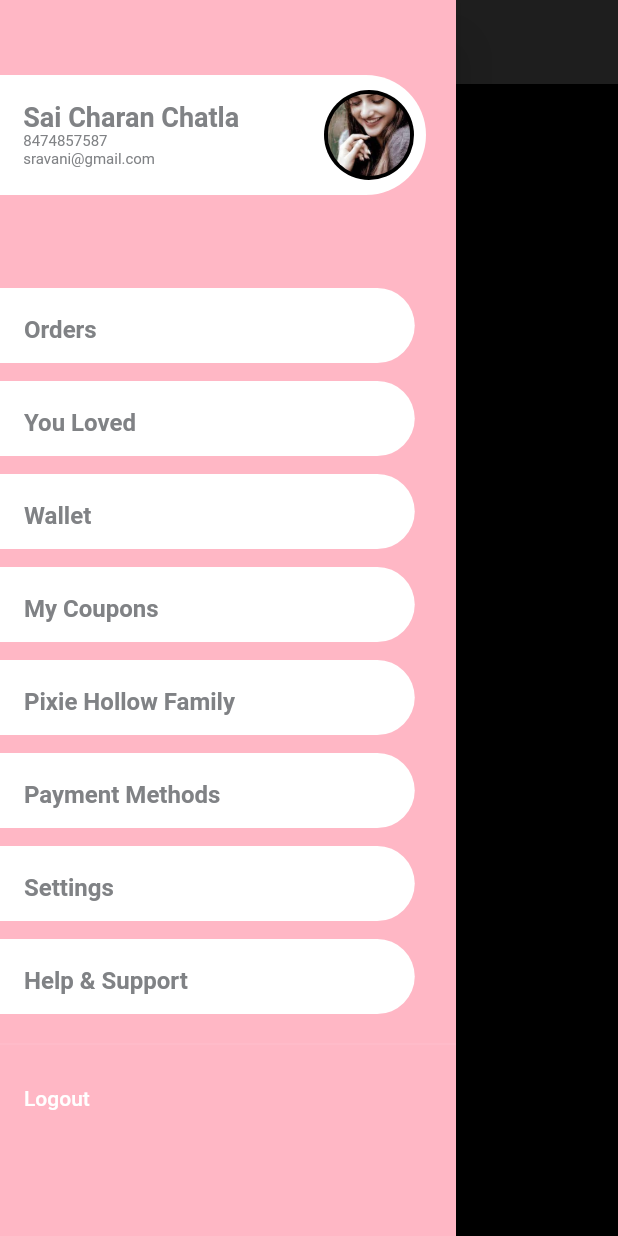
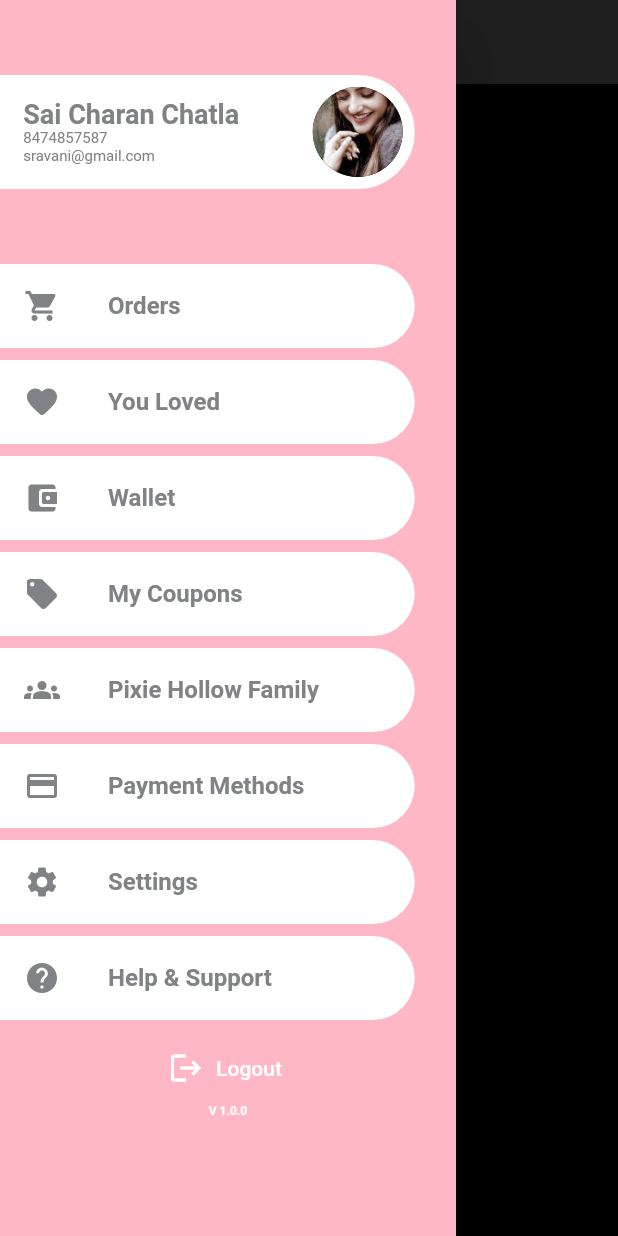
Before and after one commit to Saaiiikrishna/pixie_hollow, a Flutter app: the CouponsView screen opened by its route, with the side drawer open, on a phone screen of 412 x 824 dp. Run offline on Flutter 3.47's test engine with Material 2 defaults, Android fonts, the phone set to English and light mode, and no system bars; our stand-ins replace auth_buttons, cloud_firestore, firebase_core, freezed_annotation, logger, stacked and 2 more; missing offline and left inert: stacked_firebase_auth; accounts and stored records are empty.

Commit message:
Drawer almost complete

```diff
--- a/lib/utils/widgets/navbar.dart
+++ b/lib/utils/widgets/navbar.dart
@@ -1,7 +1,6 @@
 import 'package:flutter/material.dart';
 import 'package:pixiehollow/app/app.locator.dart';
 import 'package:pixiehollow/app/app.router.dart';
-import 'package:pixiehollow/utils/widgets/label.dart';
 import 'package:stacked_services/stacked_services.dart';
 
 class Navbar extends StatelessWidget {
@@ -41,17 +40,20 @@ class Navbar extends StatelessWidget {
         backgroundColor: const Color.fromRGBO(255, 183, 197, 1),
         child: ListView(
           children: [
-            const SizedBox(
-              height: 50.0,
-            ),
             Padding(
-              padding: const EdgeInsets.fromLTRB(0, 0, 12.0, 0),
+              padding: const EdgeInsets.only(top: 50, bottom: 50),
               child: Column(
                 children: [
-                  Label(
-                    height: 80,
-                    padding: 8,
-                    radius: 40,
+                  Padding(
+                    padding: const EdgeInsets.only(right: 27.5),
+                    child: Container(
+                      decoration: const BoxDecoration(
+                        color: Colors.white,
+                        borderRadius: BorderRadius.only(
+                          topRight: Radius.circular(40),
+                          bottomRight: Radius.circular(40),
+                        ),
+                      ),
                       child: Row(
                         mainAxisAlignment: MainAxisAlignment.spaceBetween,
                         children: [
@@ -113,7 +115,7 @@ class Navbar extends StatelessWidget {
                             ),
                           ),
                           Padding(
-                          padding: const EdgeInsets.all(8.0),
+                            padding: const EdgeInsets.all(8),
                             child: Column(
                               mainAxisAlignment: MainAxisAlignment.center,
                               crossAxisAlignment: CrossAxisAlignment.start,
@@ -127,8 +129,8 @@ class Navbar extends StatelessWidget {
                                     child: ClipOval(
                                       child: Image.asset(
                                         'assets/images/img1.jpeg',
-                                      width: 55,
-                                      height: 55,
+                                        width: 60,
+                                        height: 60,
                                         fit: BoxFit.cover,
                                       ),
                                     ),
@@ -140,16 +142,12 @@ class Navbar extends StatelessWidget {
                         ],
                       ),
                     ),
-                  const SizedBox(
-                    height: 50.0,
                   ),
                 ],
               ),
             ),
-            Label(
-              radius: 25.0,
-              height: 50,
-              padding: 27.5,
+            Padding(
+              padding: const EdgeInsets.only(right: 27.5, bottom: 8),
               child: ListTile(
                 title: const Text(
                   'Orders',
@@ -166,12 +164,26 @@ class Navbar extends StatelessWidget {
                 onTap: () {
                   _navigationService.navigateToOrdersView();
                 },
+                tileColor: Colors.white,
+                shape: const RoundedRectangleBorder(
+                  borderRadius: BorderRadius.only(
+                    topRight: Radius.circular(40),
+                    bottomRight: Radius.circular(40),
                   ),
                 ),
-            Label(
-              height: 50,
-              padding: 27.5,
-              radius: 25,
+                leading: const Icon(
+                  Icons.shopping_cart,
+                  color: Color.fromRGBO(
+                    128,
+                    130,
+                    133,
+                    1,
+                  ),
+                ),
+              ),
+            ),
+            Padding(
+              padding: const EdgeInsets.only(right: 27.5, bottom: 8),
               child: ListTile(
                 title: const Text(
                   'You Loved',
@@ -188,12 +200,26 @@ class Navbar extends StatelessWidget {
                 onTap: () {
                   _navigationService.navigateToYouLovedView();
                 },
+                tileColor: Colors.white,
+                shape: const RoundedRectangleBorder(
+                  borderRadius: BorderRadius.only(
+                    topRight: Radius.circular(40),
+                    bottomRight: Radius.circular(40),
                   ),
                 ),
-            Label(
-              height: 50,
-              padding: 27.5,
-              radius: 25,
+                leading: const Icon(
+                  Icons.favorite_rounded,
+                  color: Color.fromRGBO(
+                    128,
+                    130,
+                    133,
+                    1,
+                  ),
+                ),
+              ),
+            ),
+            Padding(
+              padding: const EdgeInsets.only(right: 27.5, bottom: 8),
               child: ListTile(
                 title: const Text(
                   'Wallet',
@@ -210,12 +236,27 @@ class Navbar extends StatelessWidget {
                 onTap: () {
                   _navigationService.navigateToWalletView();
                 },
+                tileColor: Colors.white,
+                shape: const RoundedRectangleBorder(
+                  borderRadius: BorderRadius.only(
+                    topRight: Radius.circular(40),
+                    bottomRight: Radius.circular(40),
                   ),
                 ),
-            Label(
-              height: 50,
-              padding: 27.5,
-              radius: 25,
+                leading: const Icon(
+                  Icons.account_balance_wallet_rounded,
+                  // Icons.wallet,
+                  color: Color.fromRGBO(
+                    128,
+                    130,
+                    133,
+                    1,
+                  ),
+                ),
+              ),
+            ),
+            Padding(
+              padding: const EdgeInsets.only(right: 27.5, bottom: 8),
               child: ListTile(
                 title: const Text(
                   'My Coupons',
@@ -232,12 +273,26 @@ class Navbar extends StatelessWidget {
                 onTap: () {
                   _navigationService.navigateToCouponsView();
                 },
+                tileColor: Colors.white,
+                shape: const RoundedRectangleBorder(
+                  borderRadius: BorderRadius.only(
+                    topRight: Radius.circular(40),
+                    bottomRight: Radius.circular(40),
                   ),
                 ),
-            Label(
-              height: 50,
-              padding: 27.5,
-              radius: 25,
+                leading: const Icon(
+                  Icons.local_offer,
+                  color: Color.fromRGBO(
+                    128,
+                    130,
+                    133,
+                    1,
+                  ),
+                ),
+              ),
+            ),
+            Padding(
+              padding: const EdgeInsets.only(right: 27.5, bottom: 8),
               child: ListTile(
                 title: const Text(
                   'Pixie Hollow Family',
@@ -254,12 +309,26 @@ class Navbar extends StatelessWidget {
                 onTap: () {
                   _navigationService.navigateToFamilyView();
                 },
+                tileColor: Colors.white,
+                shape: const RoundedRectangleBorder(
+                  borderRadius: BorderRadius.only(
+                    topRight: Radius.circular(40),
+                    bottomRight: Radius.circular(40),
                   ),
                 ),
-            Label(
-              height: 50,
-              padding: 27.5,
-              radius: 25,
+                leading: const Icon(
+                  Icons.groups,
+                  color: Color.fromRGBO(
+                    128,
+                    130,
+                    133,
+                    1,
+                  ),
+                ),
+              ),
+            ),
+            Padding(
+              padding: const EdgeInsets.only(right: 27.5, bottom: 8),
               child: ListTile(
                 title: const Text(
                   'Payment Methods',
@@ -276,12 +345,26 @@ class Navbar extends StatelessWidget {
                 onTap: () {
                   _navigationService.navigateToPaymentsView();
                 },
+                tileColor: Colors.white,
+                shape: const RoundedRectangleBorder(
+                  borderRadius: BorderRadius.only(
+                    topRight: Radius.circular(40),
+                    bottomRight: Radius.circular(40),
                   ),
                 ),
-            Label(
-              height: 50,
-              padding: 27.5,
-              radius: 25,
+                leading: const Icon(
+                  Icons.credit_card,
+                  color: Color.fromRGBO(
+                    128,
+                    130,
+                    133,
+                    1,
+                  ),
+                ),
+              ),
+            ),
+            Padding(
+              padding: const EdgeInsets.only(right: 27.5, bottom: 8),
               child: ListTile(
                 title: const Text(
                   'Settings',
@@ -298,12 +381,26 @@ class Navbar extends StatelessWidget {
                 onTap: () {
                   _navigationService.navigateToSettingsView();
                 },
+                tileColor: Colors.white,
+                shape: const RoundedRectangleBorder(
+                  borderRadius: BorderRadius.only(
+                    topRight: Radius.circular(40),
+                    bottomRight: Radius.circular(40),
                   ),
                 ),
-            Label(
-              height: 50,
-              padding: 27.5,
-              radius: 25,
+                leading: const Icon(
+                  Icons.settings,
+                  color: Color.fromRGBO(
+                    128,
+                    130,
+                    133,
+                    1,
+                  ),
+                ),
+              ),
+            ),
+            Padding(
+              padding: const EdgeInsets.only(right: 27.5, bottom: 8),
               child: ListTile(
                 title: const Text(
                   'Help & Support',
@@ -320,15 +417,47 @@ class Navbar extends StatelessWidget {
                 onTap: () {
                   _navigationService.navigateToSupportView();
                 },
+                tileColor: Colors.white,
+                shape: const RoundedRectangleBorder(
+                  borderRadius: BorderRadius.only(
+                    topRight: Radius.circular(40),
+                    bottomRight: Radius.circular(40),
                   ),
                 ),
-            const Divider(),
-            ListTile(
-              title: const Text('Logout'),
-              onTap: () {
-                _navigationService.navigateToHomeView();
-              },
+                leading: const Icon(
+                  Icons.help_rounded,
+                  color: Color.fromRGBO(
+                    128,
+                    130,
+                    133,
+                    1,
                   ),
+                ),
+              ),
+            ),
+            ElevatedButton.icon(
+              style: ButtonStyle(
+                backgroundColor: MaterialStateProperty.all(
+                  const Color.fromRGBO(255, 183, 197, 1),
+                ),
+                elevation: MaterialStateProperty.all(0),
+              ),
+              onPressed: () {},
+              icon: const Icon(
+                Icons.logout,
+                size: 24.0,
+              ),
+              label: const Text('Logout'),
+            ),
+            const Center(
+              child: Text(
+                'V 1.0.0',
+                style: TextStyle(
+                    color: Colors.white,
+                    fontSize: 8,
+                    fontWeight: FontWeight.bold),
+              ),
+            )
           ],
         ),
       ),
```
Also changed, not shown: lib/utils/widgets/label.dart (+6 -4 lines). Lines whose indentation alone changed are shown as unchanged.
